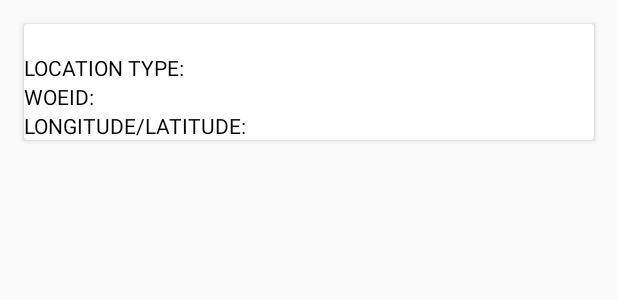
After one commit to ibnahmadbello/MapChallenge, an Android app: the layout recycler_view_item.xml on its own in the app's theme, with its tools: preview values and no code run, on a phone screen of 412 x 824 dp. The commit adds this screen. Shown: the top 300 px of the screen. Run offline under Robolectric (Android 15) with nearby library versions, the phone set to English and light mode, and no system bars.

Commit message:
MainActivity layout

```diff
--- a/app/build.gradle
+++ b/app/build.gradle
@@ -27,4 +27,8 @@ dependencies {
     androidTestImplementation 'com.android.support.test.espresso:espresso-core:3.0.2'
 
     implementation 'com.android.support:recyclerview-v7:28.0.0'
+    implementation 'com.squareup.retrofit2:retrofit:2.4.0'
+    implementation 'com.android.support:cardview-v7:28.0.0'
+    implementation 'com.squareup.retrofit2:converter-gson:2.3.0'
+    implementation 'com.squareup.okhttp3:logging-interceptor:3.9.1'
 }
--- a/app/src/main/AndroidManifest.xml
+++ b/app/src/main/AndroidManifest.xml
@@ -1,6 +1,8 @@
 <?xml version="1.0" encoding="utf-8"?>
 <manifest xmlns:android="http://schemas.android.com/apk/res/android"
     package="com.example.ibnahmad.mapchallenge">
+
+    <uses-permission android:name="android.permission.INTERNET"/>
 
     <application
         android:allowBackup="true"
@@ -15,6 +17,8 @@
                 <action android:name="android.intent.action.MAIN" />
 
                 <category android:name="android.intent.category.LAUNCHER" />
+
+                <action android:name="android.intent.action.VIEW"/>
             </intent-filter>
         </activity>
     </application>
--- /dev/null
+++ b/app/src/main/res/layout/recycler_view_item.xml
@@ -0,0 +1,100 @@
+<?xml version="1.0" encoding="utf-8"?>
+<LinearLayout xmlns:android="http://schemas.android.com/apk/res/android"
+    xmlns:tools="http://schemas.android.com/tools"
+    xmlns:app="http://schemas.android.com/apk/res-auto"
+    android:orientation="vertical"
+    android:layout_width="match_parent"
+    android:layout_height="wrap_content">
+
+    <android.support.v7.widget.CardView
+        android:id="@+id/cardView"
+        android:layout_width="match_parent"
+        android:layout_height="wrap_content"
+        android:layout_gravity="center"
+        android:layout_margin="16dp">
+
+        <LinearLayout
+            android:layout_width="match_parent"
+            android:layout_height="wrap_content"
+            android:orientation="vertical">
+
+            <TextView
+                android:id="@+id/txtName"
+                android:layout_width="wrap_content"
+                android:layout_height="wrap_content"
+                tools:text="@tools:sample/lorem"/>
+
+            <LinearLayout
+                android:layout_width="match_parent"
+                android:layout_height="wrap_content"
+                android:orientation="horizontal">
+                <TextView
+                    android:id="@+id/txtTypeLabel"
+                    android:layout_width="0dp"
+                    android:layout_weight="1"
+                    android:layout_height="wrap_content"
+                    android:textColor="@android:color/black"
+                    android:textAllCaps="true"
+                    android:text="@string/location_type"/>
+
+                <TextView
+                    android:id="@+id/txtTypeDetail"
+                    android:layout_width="0dp"
+                    android:layout_weight="1"
+                    android:layout_height="wrap_content"
+                    tools:text="@tools:sample/lorem"/>
+            </LinearLayout>
+
+            <LinearLayout
+                android:layout_width="match_parent"
+                android:layout_height="wrap_content"
+                android:orientation="horizontal">
+
+                <TextView
+                    android:id="@+id/txtIdLabel"
+                    android:layout_width="0dp"
+                    android:layout_weight="1"
+                    android:layout_height="wrap_content"
+                    android:textColor="@android:color/black"
+                    android:textAllCaps="true"
+                    android:text="@string/location_id"/>
+
+                <TextView
+                    android:id="@+id/txtIdDetail"
+                    android:layout_width="0dp"
+                    android:layout_weight="1"
+                    android:layout_height="wrap_content"
+                    tools:text="@tools:sample/lorem"/>
+
+            </LinearLayout>
+
+            <LinearLayout
+                android:layout_width="match_parent"
+                android:layout_height="wrap_content"
+                android:orientation="horizontal">
+
+                <TextView
+                    android:id="@+id/txtLongLatLabel"
+                    android:layout_width="0dp"
+                    android:layout_weight="1"
+                    android:layout_height="wrap_content"
+                    android:textColor="@android:color/black"
+                    android:textAllCaps="true"
+                    android:text="@string/long_lat"/>
+
+                <TextView
+                    android:id="@+id/txtLongLatDetail"
+                    android:layout_width="0dp"
+                    android:layout_weight="1"
+                    android:layout_height="wrap_content"
+                    tools:text="@tools:sample/lorem"/>
+
+            </LinearLayout>
+
+        </LinearLayout>
+
+    </android.support.v7.widget.CardView>
+
+
+
+</LinearLayout>
--- a/app/src/main/res/values/strings.xml
+++ b/app/src/main/res/values/strings.xml
@@ -2,4 +2,7 @@
     <string name="app_name">MapChallenge</string>
     <string name="search">Search</string>
     <string name="clear_search">Clear Search</string>
+    <string name="location_type">Location Type:</string>
+    <string name="location_id">woeid:</string>
+    <string name="long_lat">Longitude/Latitude:</string>
 </resources>
```
Also changed, not shown: app/src/main/java/com/example/ibnahmad/mapchallenge/pojo/ConsolidatedWeather.java (added, +175 -0 lines), app/src/main/java/com/example/ibnahmad/mapchallenge/pojo/Location.java (added, +53 -0 lines), app/src/main/java/com/example/ibnahmad/mapchallenge/retrofit/MapApi.java (added, +40 -0 lines), app/src/main/java/com/example/ibnahmad/mapchallenge/retrofit/MapService.java (added, +19 -0 lines), app/src/main/res/layout/activity_main.xml (+5 -8 lines).
